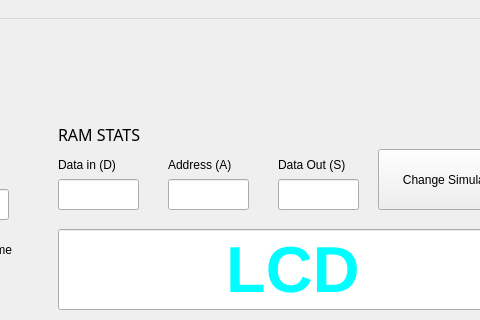
Qt form bin/SimpleQTEMULATOR/mainwindow.ui (EmergentComplexity/SimpleEmulator) before a commit; both pictures show x 762 to 1242 and y 0 to 320 of the 1340 by 752 pixel window.
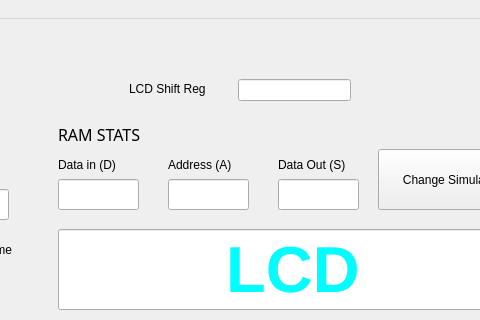
The same form after that commit. The open tabs and pages were chosen to show the change.

Commit message: WITH SHIFT REG & LCD

```diff
--- a/bin/SimpleQTEMULATOR/mainwindow.ui
+++ b/bin/SimpleQTEMULATOR/mainwindow.ui
@@ -681,6 +681,29 @@
        <set>Qt::AlignLeading|Qt::AlignLeft|Qt::AlignVCenter</set>
       </property>
      </widget>
+     <widget class="QLineEdit" name="ShiftOutEdit">
+      <property name="geometry">
+       <rect>
+        <x>980</x>
+        <y>60</y>
+        <width>113</width>
+        <height>22</height>
+       </rect>
+      </property>
+     </widget>
+     <widget class="QLabel" name="label_120">
+      <property name="geometry">
+       <rect>
+        <x>871</x>
+        <y>60</y>
+        <width>91</width>
+        <height>20</height>
+       </rect>
+      </property>
+      <property name="text">
+       <string>LCD Shift Reg</string>
+      </property>
+     </widget>
     </widget>
     <widget class="QWidget" name="page_3">
      <widget class="QPushButton" name="change_sim_2">
```
Left out of the diff: 2 changed lines with no effect on the pictures. The commit also changes 3 other files.
